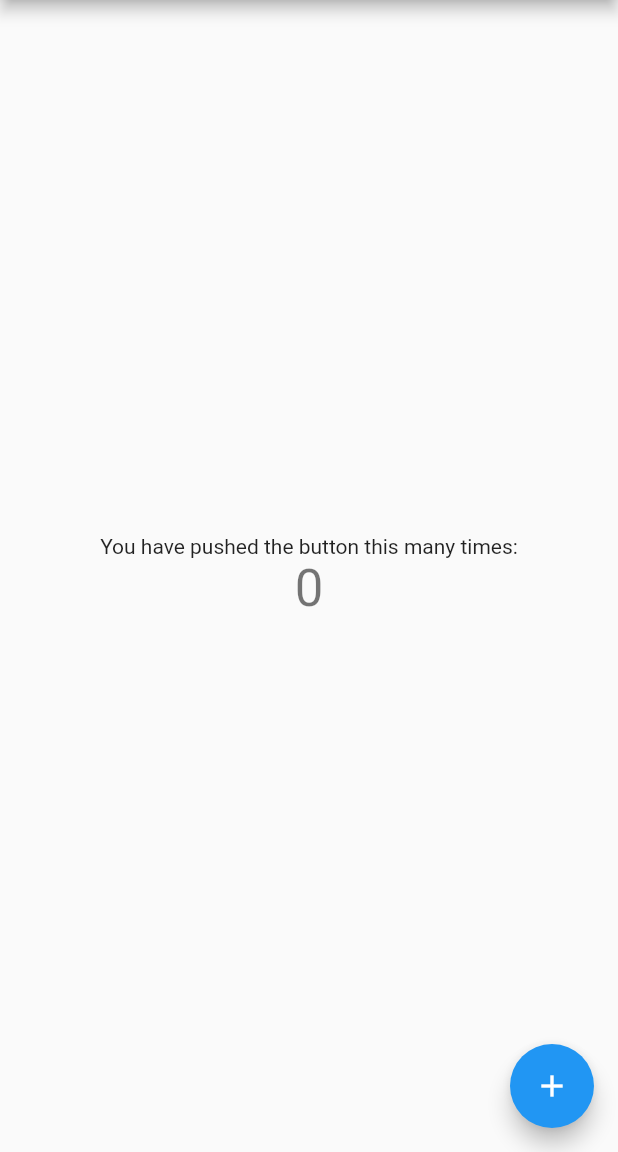
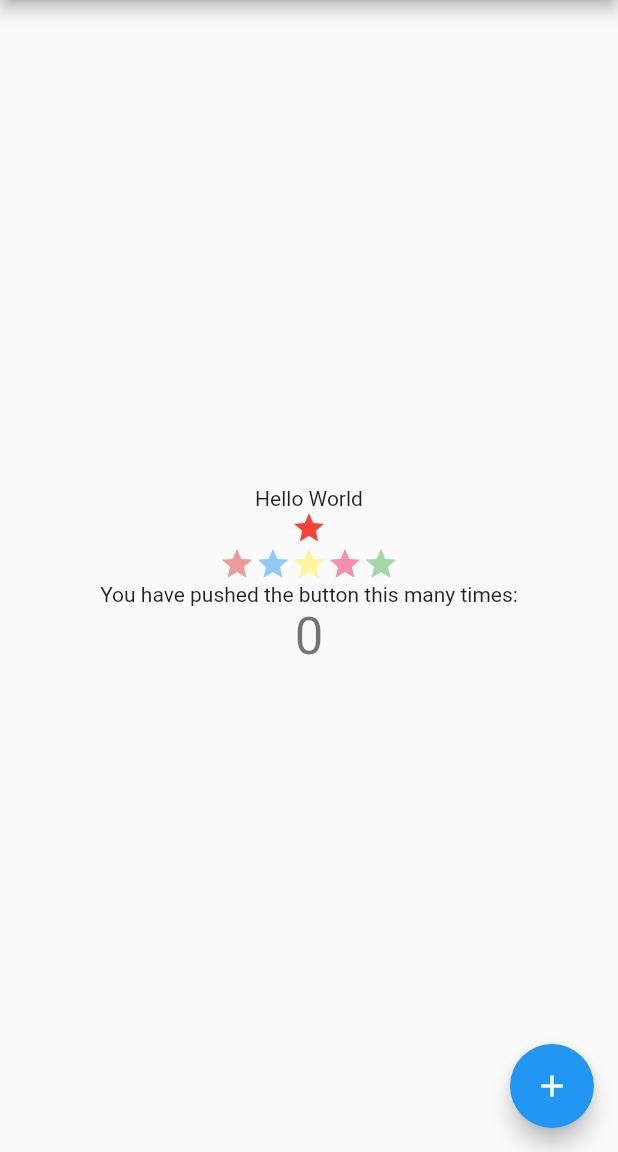
Before and after one commit to zhenyea/flutter_app, a Flutter app: the screen it shows after launch, on a phone screen of 412 x 824 dp, the part 84-1236 px from its top. Run offline on Flutter 3.47's test engine with Material 2 defaults, Android fonts, the phone set to English and light mode, and no system bars.

Commit message:
基础控件

```diff
--- a/lib/main.dart
+++ b/lib/main.dart
@@ -91,6 +91,51 @@ class _MyHomePageState extends State<MyHomePage> {
           // horizontal).
           mainAxisAlignment: MainAxisAlignment.center,
           children: <Widget>[
+            Center(child: Text("Hello World")),
+            Icon(Icons.star, color: Colors.red[500]),
+          Row(
+            mainAxisSize: MainAxisSize.min,
+            children: <Widget>[
+              Icon(Icons.star,color: Colors.red[200],),
+              Icon(Icons.star,color:Colors.blue[200],),
+              Icon(Icons.star,color:Colors.yellow[200],),
+              Icon(Icons.star,color:Colors.pink[200],),
+              Icon(Icons.star,color: Colors.green[200],),
+
+            ],
+
+          ),
+
+
+//            Row(
+//              mainAxisAlignment: MainAxisAlignment.spaceEvenly,
+//              children: <Widget>[
+//                Expanded(
+//                  child: Image.asset('icons/icon_marka.png'),
+//                ),
+//                Expanded(
+//                  flex: 3,
+//                  child: Image.asset('icons/icon_markb.png'),
+//                ),
+//                Expanded(child: Image.asset('icons/icon_markc.png')),
+//              ],
+//            ),
+//
+//            Column(
+//              mainAxisAlignment: MainAxisAlignment.spaceEvenly,
+//              children: <Widget>[
+//                Image.asset('icons/icon_marka.png'),
+//                Image.asset('icons/icon_markb.png'),
+//                Image.asset('icons/icon_markc.png'),
+//              ],
+//            ),
+//
+//            Image.asset('icons/icon_marka.png'),
+//            Image.asset('icons/icon_markb.png'),
+//            Image.asset('icons/icon_markc.png'),
+
+//            Image.network(
+//                'https://ss0.baidu.com/73t1bjeh1BF3odCf/it/u=904702694,2216294275&fm=85&s=D30041A27C770F9A258E0D530300108A'),
             Text(
               'You have pushed the button this many times:',
             ),
--- a/pubspec.yaml
+++ b/pubspec.yaml
@@ -44,6 +44,10 @@ flutter:
   # assets:
   #  - images/a_dot_burr.jpeg
   #  - images/a_dot_ham.jpeg
+  assets:
+    - icons/icon_marka.png
+    - icons/icon_markb.png
+    - icons/icon_markc.png
 
   # An image asset can refer to one or more resolution-specific "variants", see
   # https://flutter.dev/assets-and-images/#resolution-aware.
```
Also changed, not shown: icons/icon_marka.png (added), icons/icon_markb.png (added), icons/icon_markc.png (added).
